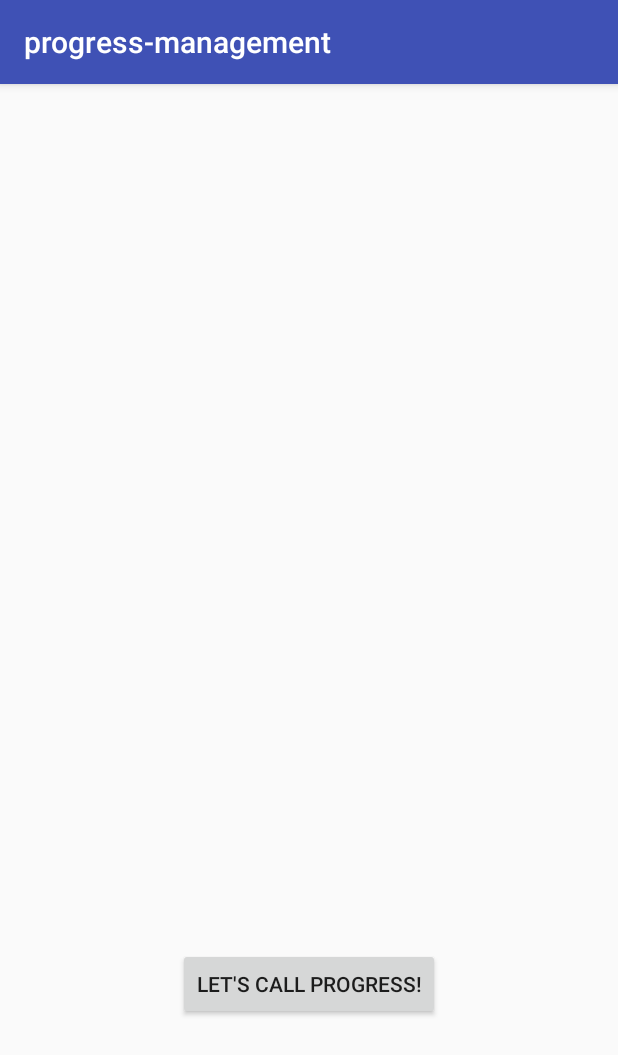
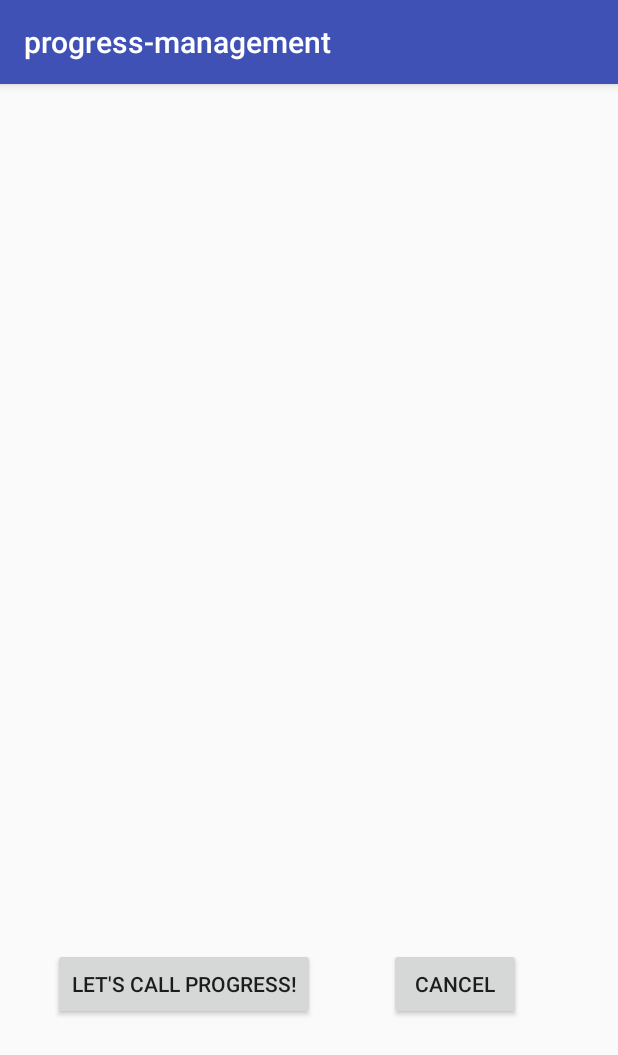
Before and after one commit to turastory/android-experiment, an Android app: the screen it shows after launch (MainActivity), on a phone screen of 412 x 824 dp. Shown: the top 1055 px of the screen. Run offline under Robolectric (Android 15) with nearby library versions, the phone set to English and light mode, and no system bars; our stand-ins replace ButterKnife.

Commit message:
Mock asynchronous call.

```diff
--- a/progress-management/src/main/java/com/turastory/progress_management/MainActivity.java
+++ b/progress-management/src/main/java/com/turastory/progress_management/MainActivity.java
@@ -2,12 +2,54 @@ package com.turastory.progress_management;
 
 import android.os.Bundle;
 import android.support.v7.app.AppCompatActivity;
+import android.util.Log;
+import android.widget.Button;
+
+import java.util.Random;
+
+import butterknife.BindView;
+import butterknife.ButterKnife;
 
 public class MainActivity extends AppCompatActivity {
+
+    @BindView(R.id.button)
+    Button requestButton;
+    @BindView(R.id.cancel_button)
+    Button cancelButton;
+
+    private Call call;
 
     @Override
     protected void onCreate(Bundle savedInstanceState) {
         super.onCreate(savedInstanceState);
         setContentView(R.layout.activity_main);
+        ButterKnife.bind(this);
+
+        requestButton.setOnClickListener(v -> {
+            Random random = new Random();
+            int n = random.nextInt(2);
+
+            if (n == 0) {
+                call = new Call(1000, this::onSuccess);
+                call.start();
+            } else {
+                call = new Call(1000, this::onFailure);
+                call.start();
+            }
+        });
+
+        cancelButton.setOnClickListener(v -> {
+            if (call != null && !call.isCanceled()) {
+                call.cancel();
+            }
+        });
+    }
+
+    private void onSuccess() {
+        Log.e("asdf", "Success!");
+    }
+
+    private void onFailure() {
+        Log.e("asdf", "Failure!");
     }
 }
--- a/progress-management/src/main/res/layout/activity_main.xml
+++ b/progress-management/src/main/res/layout/activity_main.xml
@@ -13,6 +13,19 @@
     android:layout_height="wrap_content"
     android:text="Let's call progress!"
     app:layout_constraintBottom_toBottomOf="parent"
+    app:layout_constraintHorizontal_bias="0.15"
+    app:layout_constraintLeft_toLeftOf="parent"
+    app:layout_constraintRight_toRightOf="parent"
+    app:layout_constraintTop_toTopOf="parent"
+    app:layout_constraintVertical_bias="0.8"/>
+
+  <Button
+    android:id="@+id/cancel_button"
+    android:layout_width="wrap_content"
+    android:layout_height="wrap_content"
+    android:text="cancel"
+    app:layout_constraintBottom_toBottomOf="parent"
+    app:layout_constraintHorizontal_bias="0.8"
     app:layout_constraintLeft_toLeftOf="parent"
     app:layout_constraintRight_toRightOf="parent"
     app:layout_constraintTop_toTopOf="parent"
```
Also changed, not shown: progress-management/build.gradle (+8 -0 lines), progress-management/src/main/java/com/turastory/progress_management/Call.java (added, +51 -0 lines), progress-management/src/main/java/com/turastory/progress_management/Cancellable.java (added, +11 -0 lines), progress-management/src/main/java/com/turastory/progress_management/NetworkProgress.java (added, +34 -0 lines), progress-management/src/main/res/layout/progress_dialog.xml (added, +21 -0 lines).
